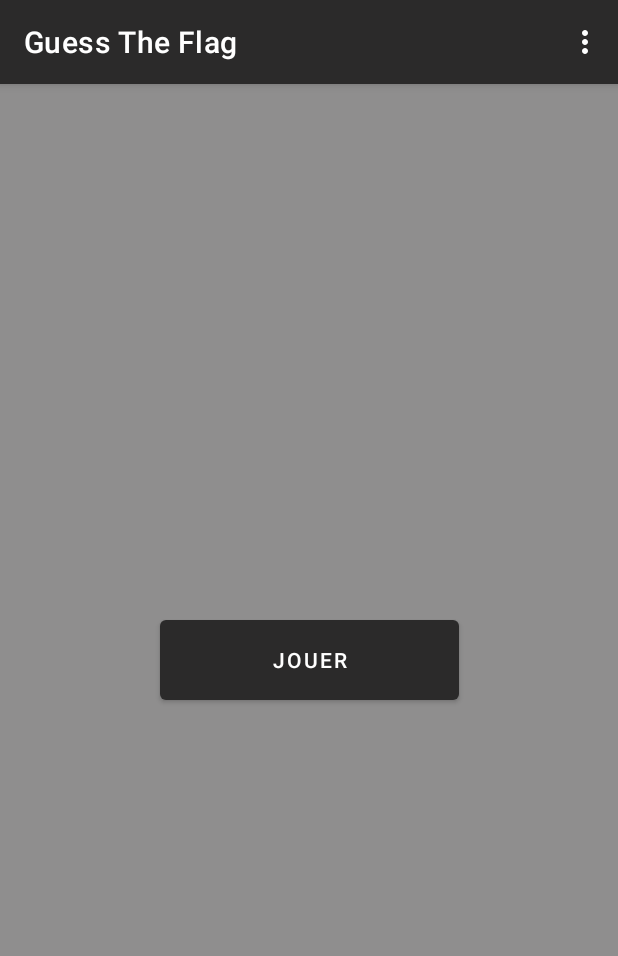
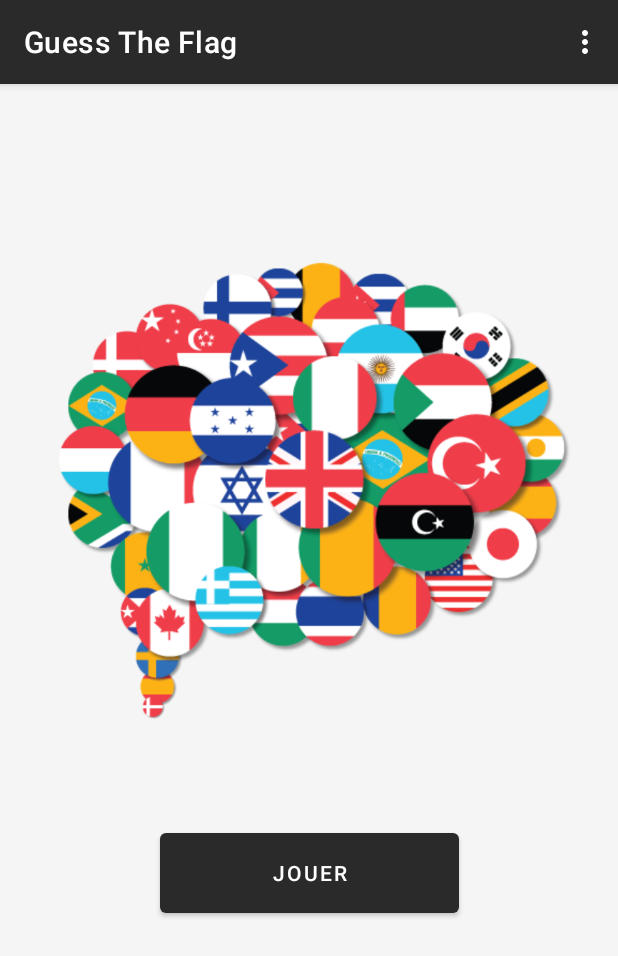
Before and after one commit to blochdu62/Android_Projet, an Android app: the screen it shows after launch (MainActivity), on a phone screen of 412 x 824 dp. Shown: the top 956 px of the screen. Run offline under Robolectric (Android 15) with nearby library versions, the phone set to English and light mode, and no system bars.

Commit message:
icon et style

```diff
--- a/app/src/main/res/layout/fragment_main.xml
+++ b/app/src/main/res/layout/fragment_main.xml
@@ -5,6 +5,18 @@
     android:layout_height="match_parent"
     xmlns:app="http://schemas.android.com/apk/res-auto"
     tools:context=".MainFragment">
+
+    <ImageView
+        android:id="@+id/imageView"
+        android:layout_width="365dp"
+        android:layout_height="445dp"
+        android:layout_marginTop="48dp"
+        android:src="@drawable/flag_image"
+        app:layout_constraintEnd_toEndOf="parent"
+        app:layout_constraintHorizontal_bias="0.47"
+        app:layout_constraintStart_toStartOf="parent"
+        app:layout_constraintTop_toTopOf="parent"
+        tools:ignore="MissingConstraints" />
 
     <Button
         android:id="@+id/Jouer"
@@ -14,6 +26,7 @@
         app:layout_constraintBottom_toBottomOf="parent"
         app:layout_constraintEnd_toEndOf="parent"
         app:layout_constraintStart_toStartOf="parent"
-        app:layout_constraintTop_toTopOf="parent" />
+        app:layout_constraintTop_toBottomOf="@+id/imageView"
+        app:layout_constraintVertical_bias="0.0" />
 
 </androidx.constraintlayout.widget.ConstraintLayout>
--- a/app/src/main/res/values/colors.xml
+++ b/app/src/main/res/values/colors.xml
@@ -5,7 +5,7 @@
     <color name="purple_700">#FF3700B3</color>
     <color name="teal_200">#FF03DAC5</color>
     <color name="teal_700">#FF018786</color>
-    <color name="grey_light">#8F8E8E</color>
+    <color name="grey_light">#F5F5F5</color>
     <color name="grey_dark">#2B2A2A</color>
     <color name="black">#FF000000</color>
     <color name="white">#FFFFFFFF</color>
```
Also changed, not shown: app/src/main/ic_launcher-playstore.png (added), app/src/main/res/drawable/flag_image.png (added), app/src/main/res/mipmap-hdpi/ic_launcher.png (added), app/src/main/res/mipmap-hdpi/ic_launcher_round.png (added), app/src/main/res/mipmap-mdpi/ic_launcher_foreground.png (added), app/src/main/res/mipmap-mdpi/ic_launcher_round.png (added), app/src/main/res/mipmap-xxhdpi/ic_launcher.png (added), app/src/main/res/mipmap-xxhdpi/ic_launcher_round.png (added), app/src/main/res/mipmap-xxxhdpi/ic_launcher.png (added), app/src/main/res/mipmap-xxxhdpi/ic_launcher_round.png (added).
